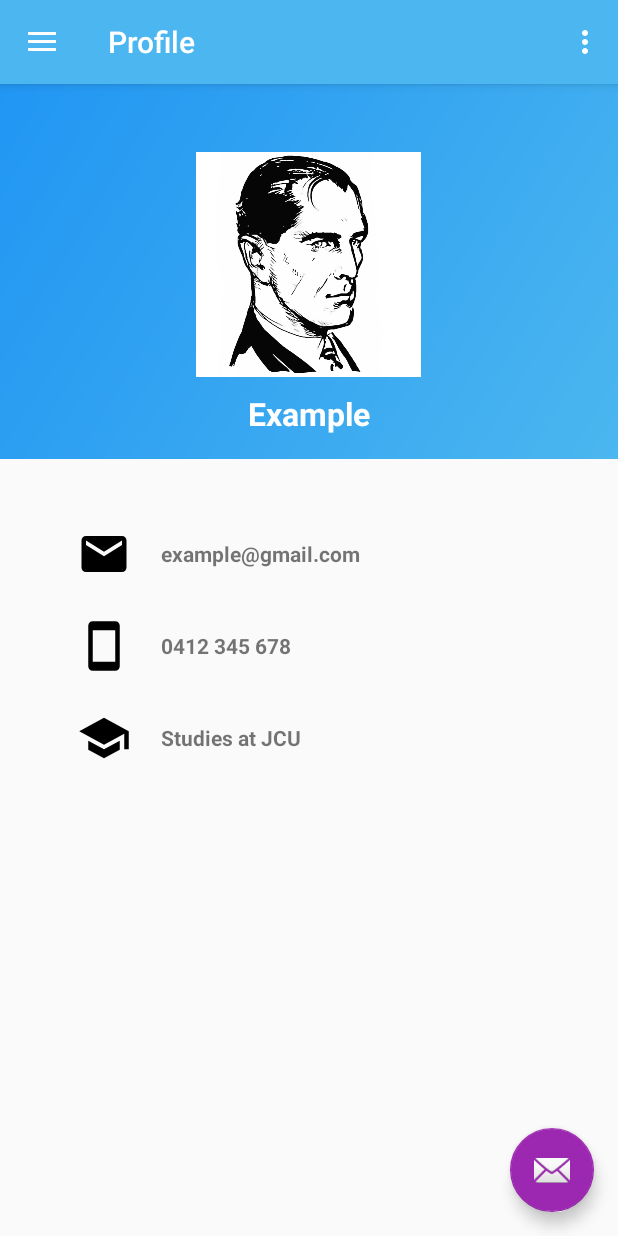
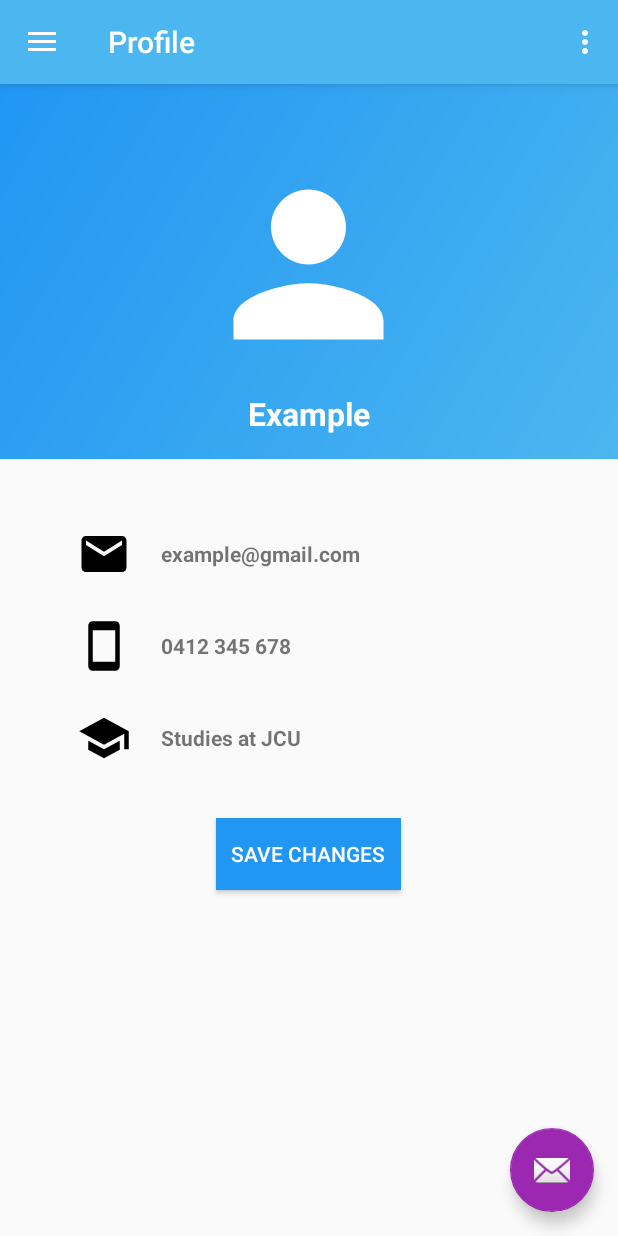
Before and after one commit to NathanMarson/cp3405-2019-team2, an Android app: the screen it shows after launch (MainActivity), in the side drawer, after a tap on "Profile", on a phone screen of 412 x 824 dp. Run offline under Robolectric (Android 15) with nearby library versions, the phone set to English and light mode, and no system bars; our stand-ins replace Room's generated code, navigation-ui; 3 statements that could not run were skipped.

Commit message:
integrate profile with database and login fragment, fix bug where keyboard stayed active after logging in

```diff
--- a/JobLink/app/src/main/java/com/cp3405/joblink/MainActivity.java
+++ b/JobLink/app/src/main/java/com/cp3405/joblink/MainActivity.java
@@ -15,8 +15,6 @@ import com.google.android.material.snackbar.Snackbar;
 
 import android.view.View;
 
-import androidx.annotation.NonNull;
-import androidx.lifecycle.LiveData;
 import androidx.lifecycle.ViewModelProviders;
 import androidx.navigation.NavController;
 import androidx.navigation.Navigation;
@@ -29,12 +27,8 @@ import androidx.drawerlayout.widget.DrawerLayout;
 
 import androidx.appcompat.app.AppCompatActivity;
 import androidx.appcompat.widget.Toolbar;
-import androidx.room.DatabaseConfiguration;
-import androidx.room.InvalidationTracker;
-import androidx.sqlite.db.SupportSQLiteOpenHelper;
 
 import android.view.Menu;
-import android.widget.Button;
 
 import java.util.List;
 
@@ -122,37 +116,37 @@ public class MainActivity extends AppCompatActivity {
         List<User> users = userDao.getAllUsers();
         List<Job> jobs = jobDao.getAllJobs();
         for(User user:users) {
-            System.out.println(user.firstName);
+            System.out.println(user.username);
         }
 //
 //        User studentUser = new User("Student", "Default", "Student",
 //                "student@student.com", "student", 7883368, "image");
 //
 //        userDao.insert(studentUser);
-////        User test = userDao.findUserByName("Student");
-////        System.out.println(test.firstName);
+////        User test = userDao.findUserByUsername("Student");
+////        System.out.println(test.username);
 //
 //        User staffUser = new User("Staff", "Default", "Staff",
 //                "staff@staff.com", "staff", 78233, "image");
 //
 //        userDao.insert(staffUser);
-//        userDao.findUserByName("Staff");
+//        userDao.findUserByUsername("Staff");
 //
 //        User employerUser = new User("Employer", "Default", "Employer",
 //                "employer@employer.com", "employer", 3675637, "image");
 //
 //        userDao.insert(employerUser);
-//        userDao.findUserByName("Employer");
+//        userDao.findUserByUsername("Employer");
 //
 //        System.out.println(userDao.getAllUsers());
 //        users = userDao.getAllUsers();
 //        for(User user:users) {
-//            System.out.println(user.firstName);
+//            System.out.println(user.username);
 //        }
 //        int size = users.size();
 //
 //        Job jobDefault = new Job("Default Title", "Default Description",
-//                userDao.findUserByName("Employer").id);
+//                userDao.findUserByUsername("Employer").id);
 //        jobDao.insert(jobDefault);
 //
 //        System.out.println(jobDao.getAllJobs());
@@ -168,7 +162,7 @@ public class MainActivity extends AppCompatActivity {
 //        System.out.println(userDao.getAllUsers());
 //        users = userDao.getAllUsers();
 //        for(User user:users) {
-//            System.out.println(user.firstName);
+//            System.out.println(user.username);
 //        }
     }
 
--- a/JobLink/app/src/main/java/com/cp3405/joblink/ui/database/JobLinkRoomDatabase.java
+++ b/JobLink/app/src/main/java/com/cp3405/joblink/ui/database/JobLinkRoomDatabase.java
@@ -69,15 +69,15 @@ public abstract class JobLinkRoomDatabase extends RoomDatabase {
 //            userDao.deleteAll();
 //            jobDao.deleteAll();
             User studentUser = new User("Student", "Default", "Student",
-                    "student@student.com", "student", 7883368, "image");
+                    "student@student.com", "student", 7883368, "image", false);
             User staffUser = new User("Staff", "Default", "Staff",
-                    "staff@staff.com", "staff", 78233, "image");
+                    "staff@staff.com", "staff", 78233, "image", false);
             User employerUser = new User("Employer", "Default", "Employer",
-                    "employer@employer.com", "employer", 3675637, "image");
+                    "employer@employer.com", "employer", 3675637, "image", false);
             userDao.insert(studentUser, staffUser, employerUser);
 
             Job jobDefault = new Job("Default Title", "Default Description",
-                    userDao.findUserByName("Employer").id);
+                    userDao.findUserByUsername("Employer").id);
             jobDao.insert(jobDefault);
 //            Job movieOne = new Job("The Big Short", (int) jobDao.insert(directorOne));
 //            final int dIdTwo = (int) jobDao.insert(directorTwo);
--- a/JobLink/app/src/main/java/com/cp3405/joblink/ui/database/User.java
+++ b/JobLink/app/src/main/java/com/cp3405/joblink/ui/database/User.java
@@ -16,12 +16,12 @@ public class User {
 //
 //    @NonNull
 //    public String getFirstName() {
-//        return this.firstName;
+//        return this.username;
 //    }
 //
 //    @NonNull
 //    public String getLastName() {
-//        return this.lastName;
+//        return this.name;
 //    }
 //
 //    @NonNull
@@ -34,11 +34,11 @@ public class User {
     public int id;
 
     @NonNull
-    @ColumnInfo(name = "first_name")
-    public String firstName;
+    @ColumnInfo(name = "username")
+    public String username;
     @NonNull
-    @ColumnInfo(name = "last_name")
-    public String lastName;
+    @ColumnInfo(name = "name")
+    public String name;
     @NonNull
     @ColumnInfo(name = "user_type")
     public String userType;
@@ -54,15 +54,19 @@ public class User {
     @NonNull
     @ColumnInfo(name = "image")
     public String image;
+    @NonNull
+    @ColumnInfo(name = "is_logged_in")
+    public boolean isLoggedIn;
 
-    public User(String firstName, String lastName, String userType, String email,
-                String password, int phoneNum, String image) {
-        this.firstName = firstName;
-        this.lastName = lastName;
+    public User(String username, String name, String userType, String email,
+                String password, int phoneNum, String image, boolean isLoggedIn) {
+        this.username = username;
+        this.name = name;
         this.userType = userType;
         this.email = email;
         this.password = password;
         this.phoneNum = phoneNum;
         this.image = image;
+        this.isLoggedIn = isLoggedIn;
     }
 }
--- a/JobLink/app/src/main/java/com/cp3405/joblink/ui/database/UserDao.java
+++ b/JobLink/app/src/main/java/com/cp3405/joblink/ui/database/UserDao.java
@@ -18,8 +18,11 @@ public interface UserDao {
 //    @Insert
 //    void insert(User user);
 
-    @Query("SELECT * FROM users WHERE first_name = :firstName LIMIT 1")
-    User findUserByName(String firstName);
+    @Query("SELECT * FROM users WHERE username = :firstName LIMIT 1")
+    User findUserByUsername(String firstName);
+
+    @Query("SELECT * FROM users WHERE is_logged_in = 1 LIMIT 1")
+    User findUserByLogin();
 
     @Insert(onConflict = OnConflictStrategy.IGNORE)
     long insert(User users);
@@ -28,12 +31,12 @@ public interface UserDao {
     void insert(User... users);
 
     @Update(onConflict = OnConflictStrategy.IGNORE)
-    void update(User users);
+    void update(User... users);
 
     @Query("DELETE FROM users")
     void deleteAll();
 
-    @Query("SELECT * FROM users ORDER BY first_name ASC")
+    @Query("SELECT * FROM users ORDER BY username ASC")
     List<User> getAllUsers();
 
 //    @Query("SELECT COUNT(DISTINCT `table_name`) FROM `information_schema`.`columns` WHERE `table_schema` = 'your_db_name'")
--- a/JobLink/app/src/main/java/com/cp3405/joblink/ui/login/LoginFragment.java
+++ b/JobLink/app/src/main/java/com/cp3405/joblink/ui/login/LoginFragment.java
@@ -1,16 +1,16 @@
 package com.cp3405.joblink.ui.login;
 
 import android.content.Context;
-import android.content.Intent;
 import android.os.Bundle;
+import android.util.Log;
 import android.view.LayoutInflater;
 import android.view.View;
 import android.view.ViewGroup;
+import android.view.inputmethod.InputMethodManager;
 import android.widget.Button;
 import android.widget.EditText;
 import android.widget.TextView;
 
-import com.cp3405.joblink.MainActivity;
 import com.cp3405.joblink.R;
 import com.cp3405.joblink.ui.database.Job;
 import com.cp3405.joblink.ui.database.JobDao;
@@ -28,11 +28,6 @@ import androidx.fragment.app.Fragment;
 import androidx.fragment.app.FragmentManager;
 import androidx.lifecycle.Observer;
 import androidx.lifecycle.ViewModelProviders;
-import androidx.room.DatabaseConfiguration;
-import androidx.room.InvalidationTracker;
-import androidx.sqlite.db.SupportSQLiteOpenHelper;
-
-import static android.provider.AlarmClock.EXTRA_MESSAGE;
 
 public class LoginFragment extends Fragment {
 
@@ -57,6 +52,15 @@ public class LoginFragment extends Fragment {
         final UserDao userDao = JobLinkRoomDatabase.getDatabase(context).userDao();
         JobDao jobDao = JobLinkRoomDatabase.getDatabase(context).jobDao();
 
+        try {
+
+            User user = userDao.findUserByLogin();
+            user.isLoggedIn = false;
+            userDao.update(user);
+        } catch(Exception e){
+            Log.i("error", "No users have logged in");
+        }
+
         List<User> users = userDao.getAllUsers();
         List<Job> jobs = jobDao.getAllJobs();
 
@@ -70,10 +74,12 @@ public class LoginFragment extends Fragment {
             public void onClick(View view) {
 
                 if (username != null && password != null){
-                    User user = userDao.findUserByName(username.getText().toString());
+                    User user = userDao.findUserByUsername(username.getText().toString());
                     if (user != null) {
                         // Check database with credentials
                         if (user.password.equals(password.getText().toString())) {
+                            user.isLoggedIn = true;
+                            userDao.update(user);
                             Snackbar.make(view, String.format("Logged in as %s", user.userType), Snackbar.LENGTH_LONG)
                                     .setAction("Action", null).show();
                             manager.beginTransaction().replace(R.id.nav_host_fragment, home,
@@ -109,4 +115,11 @@ public class LoginFragment extends Fragment {
         super.onAttach(context);
         this.context = context;
     }
+
+    @Override
+    public void onStop() {
+        super.onStop();
+        InputMethodManager imm = (InputMethodManager) getActivity().getSystemService(Context.INPUT_METHOD_SERVICE);
+        imm.hideSoftInputFromWindow(getView().getWindowToken(), 0);
+    }
 }
--- a/JobLink/app/src/main/java/com/cp3405/joblink/ui/profile/ProfileFragment.java
+++ b/JobLink/app/src/main/java/com/cp3405/joblink/ui/profile/ProfileFragment.java
@@ -1,55 +1,94 @@
 package com.cp3405.joblink.ui.profile;
 
 import android.app.AlertDialog;
+import android.content.Context;
 import android.content.DialogInterface;
 import android.os.Bundle;
 import android.text.InputType;
+import android.util.Log;
 import android.view.LayoutInflater;
 import android.view.View;
 import android.view.ViewGroup;
 import android.widget.Button;
 import android.widget.EditText;
 import android.widget.TextView;
+import android.widget.Toast;
 
 import androidx.annotation.NonNull;
 import androidx.fragment.app.Fragment;
 
 import com.cp3405.joblink.R;
+import com.cp3405.joblink.ui.database.User;
+import com.cp3405.joblink.ui.database.JobLinkRoomDatabase;
+import com.cp3405.joblink.ui.database.UserDao;
+import com.google.android.material.snackbar.Snackbar;
 
 public class ProfileFragment extends Fragment {
-    private String text = "";
     private TextView name;
     private TextView email;
     private TextView phone;
+    private Context context;
+    private User user;
+    private UserDao userDao;
+    private Button saveChanges;
 
     public View onCreateView(@NonNull LayoutInflater inflater,
                              ViewGroup container, Bundle savedInstanceState) {
         View root = inflater.inflate(R.layout.fragment_profile, container, false);
 
+        userDao = JobLinkRoomDatabase.getDatabase(context).userDao();
+//        final FragmentManager manager = getFragmentManager();
+//        final LoginFragment login = new LoginFragment();
+
+        user = userDao.findUserByLogin();
+//        if(user == null){
+//            Snackbar.make(root, "Please log in", Snackbar.LENGTH_LONG)
+//                    .setAction("Action", null).show();
+//            manager.beginTransaction().replace(R.id.nav_host_fragment, login,
+//                    login.getTag()).addToBackStack(null).commit();
+//
+//        }
+
         name = root.findViewById(R.id.profile_name);
+        name.setText(user.name);
         name.setOnClickListener(new View.OnClickListener() {
             @Override
             public void onClick(View view) {
                 textEdit(name);
-                name.setText(text);
             }
         });
 
         email = root.findViewById(R.id.profile_email);
+        email.setText(user.email);
         email.setOnClickListener(new View.OnClickListener() {
             @Override
             public void onClick(View view) {
                 textEdit(email);
-
             }
         });
 
         phone = root.findViewById(R.id.profile_phone);
+        phone.setText(String.valueOf(user.phoneNum));
         phone.setOnClickListener(new View.OnClickListener() {
             @Override
             public void onClick(View view) {
                 numberEdit(phone);
+            }
+        });
 
+        saveChanges = root.findViewById(R.id.profile_save_changes);
+        saveChanges.setOnClickListener(new View.OnClickListener() {
+            @Override
+            public void onClick(View v) {
+                user.name = name.getText().toString();
+                Log.i("database", user.name);
+                user.email = email.getText().toString();
+                Log.i("database", user.email);
+                user.phoneNum = Integer.valueOf(phone.getText().toString());
+                Log.i("database", String.valueOf(user.phoneNum));
+                userDao.update(user);
+                Snackbar.make(getView(), "Changes Saved", Snackbar.LENGTH_LONG)
+                        .setAction("Action", null).show();
             }
         });
 
@@ -110,4 +149,16 @@ public class ProfileFragment extends Fragment {
 
         builder.show();
     }
+
+    @Override
+    public void onStop() {
+        super.onStop();
+        user.name = name.getText().toString();
+        Log.i("database", user.name);
+        user.email = email.getText().toString();
+        Log.i("database", user.email);
+        user.phoneNum = Integer.valueOf(phone.getText().toString());
+        Log.i("database", String.valueOf(user.phoneNum));
+        userDao.update(user);
+    }
 }
--- /dev/null
+++ b/JobLink/app/src/main/res/drawable/ic_person_white_24dp.xml
@@ -0,0 +1,5 @@
+<vector android:height="24dp" android:tint="#FFFFFF"
+    android:viewportHeight="24.0" android:viewportWidth="24.0"
+    android:width="24dp" xmlns:android="http://schemas.android.com/apk/res/android">
+    <path android:fillColor="#FF000000" android:pathData="M12,12c2.21,0 4,-1.79 4,-4s-1.79,-4 -4,-4 -4,1.79 -4,4 1.79,4 4,4zM12,14c-2.67,0 -8,1.34 -8,4v2h16v-2c0,-2.66 -5.33,-4 -8,-4z"/>
+</vector>
--- a/JobLink/app/src/main/res/layout/fragment_profile.xml
+++ b/JobLink/app/src/main/res/layout/fragment_profile.xml
@@ -19,7 +19,7 @@
             android:layout_height="150dp"
             android:layout_gravity="center_horizontal"
             android:layout_marginTop="45dp"
-            android:src="@raw/ivan"
+            android:src="@drawable/ic_person_white_24dp"
             tools:ignore="ContentDescription" />
 
         <TextView
@@ -116,5 +116,15 @@
                 android:textStyle="bold" />
         </LinearLayout>
     </LinearLayout>
+    <Button
+        android:id="@+id/profile_save_changes"
+        android:layout_width="wrap_content"
+        android:layout_height="wrap_content"
+        android:layout_gravity="center_horizontal"
+        android:layout_marginTop="35dp"
+        android:text="@string/save_changes"
+        android:background="@color/colorPrimaryDark"
+        android:padding="10dp"
+        android:textColor="@color/white" />
 
 </LinearLayout>
--- a/JobLink/app/src/main/res/values/strings.xml
+++ b/JobLink/app/src/main/res/values/strings.xml
@@ -37,4 +37,5 @@
     <string name="contact">Contact:</string>
     <string name="employer">Employer:</string>
     <string name="post_job">Post Job</string>
+    <string name="save_changes">Save Changes</string>
 </resources>
```
Also changed, not shown: JobLink/app/src/main/res/raw/ivan.jpg (deleted).
